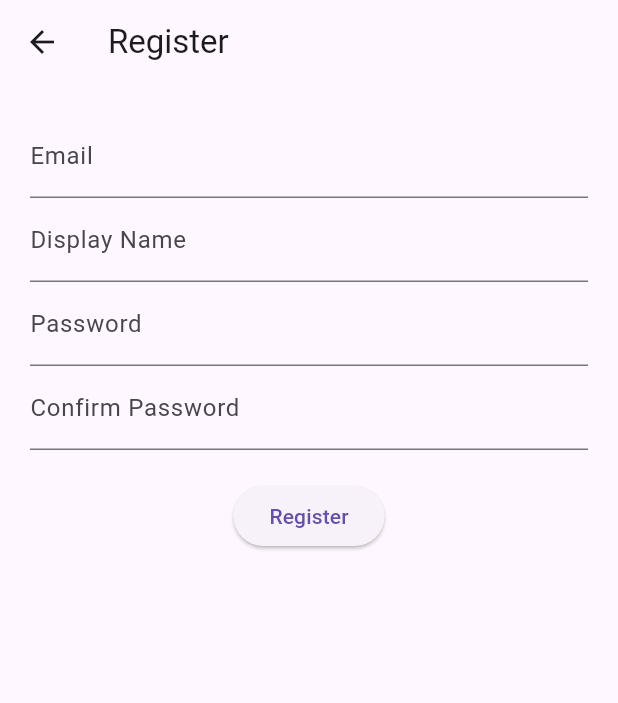
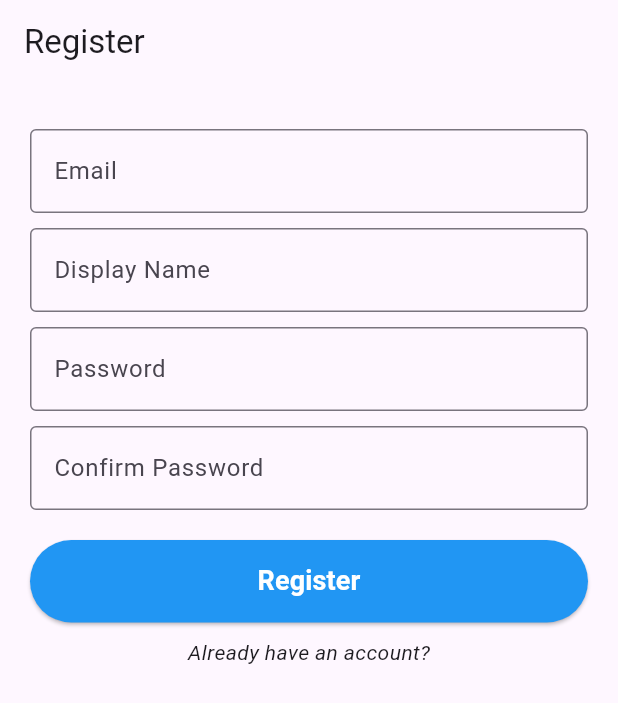
Before and after one commit to GaryXian/Flutter-Real-time-Messaging-and-Video-calls-Application, a Flutter app: the RegisterScreen screen opened directly, on a phone screen of 412 x 824 dp. Shown: the top 703 px of the screen. Run offline on Flutter 3.47's test engine with Material 3 defaults, Android fonts, the light colour scheme and no system bars; our stand-ins replace cloud_firestore, file_picker, firebase_auth, firebase_core, firebase_storage, image_picker; missing offline and left inert: mime_type; accounts and stored records are empty.

Commit message:
more ui editing

```diff
--- a/lib/authentication_screens/register_screen.dart
+++ b/lib/authentication_screens/register_screen.dart
@@ -125,16 +125,24 @@ class _RegisterScreenState extends State<RegisterScreen> {
   @override
   Widget build(BuildContext context) {
     return Scaffold(
-      appBar: AppBar(title: const Text("Register")),
-      body: Padding(
+      appBar: AppBar(
+        title: const Text("Register"),
+        automaticallyImplyLeading: false,
+      ),
+      body: SingleChildScrollView(
         padding: const EdgeInsets.all(20),
         child: Form(
           key: _formKey,
           child: Column(
             children: [
+              SizedBox(height: 10,),
               TextFormField(
                 controller: emailController,
-                decoration: const InputDecoration(labelText: "Email"),
+                decoration: const InputDecoration(
+                  border: OutlineInputBorder(),
+                  labelText: "Email",
+                  hintText: 'Enter your email',
+                ),
                 keyboardType: TextInputType.emailAddress,
                 validator: (value) {
                   if (value == null || value.isEmpty) {
@@ -146,9 +154,14 @@ class _RegisterScreenState extends State<RegisterScreen> {
                   return null;
                 },
               ),
+              const SizedBox(height: 10,),
               TextFormField(
                 controller: displayNameController,
-                decoration: const InputDecoration(labelText: "Display Name"),
+                decoration: const InputDecoration(
+                  border: OutlineInputBorder(),
+                  labelText: "Display Name",
+                  hintText: 'Enter a display name'
+                ),
                 validator: (value) {
                   if (value == null || value.isEmpty) {
                     return 'Please enter a display name';
@@ -159,9 +172,14 @@ class _RegisterScreenState extends State<RegisterScreen> {
                   return null;
                 },
               ),
+              const SizedBox(height: 10,),
               TextFormField(
                 controller: passwordController,
-                decoration: const InputDecoration(labelText: "Password"),
+                decoration: const InputDecoration(
+                  border: OutlineInputBorder(),
+                  labelText: "Password",
+                  hintText: 'Enter a password'
+                ),
                 obscureText: true,
                 validator: (value) {
                   if (value == null || value.isEmpty) {
@@ -173,9 +191,14 @@ class _RegisterScreenState extends State<RegisterScreen> {
                   return null;
                 },
               ),
+              const SizedBox(height: 10,),
               TextFormField(
                 controller: confirmPasswordController,
-                decoration: const InputDecoration(labelText: "Confirm Password"),
+                decoration: const InputDecoration(
+                  border: OutlineInputBorder(),
+                  labelText: "Confirm Password",
+                  hintText: 'Enter your password'
+                ),
                 obscureText: true,
                 validator: (value) {
                   if (value != passwordController.text) {
@@ -189,8 +212,31 @@ class _RegisterScreenState extends State<RegisterScreen> {
                 onPressed: _isRegistering ? null : _registerUser,
                 child: _isRegistering
                     ? const CircularProgressIndicator()
-                    : const Text("Register"),
+                    : const Text(
+                      "Register",
+                      style: TextStyle(
+                        color: Colors.white,
+                        fontSize: 18,
+                        fontWeight: FontWeight.bold
+                ),
+                    ),
+                style: ElevatedButton.styleFrom(
+                  minimumSize: Size.fromHeight(55),
+                  backgroundColor: Colors.blue,
+                ),
               ),
+              const SizedBox(height: 10,),
+              InkWell(
+                onTap: () {
+                  Navigator.pop(context);
+                },
+                child: const Text(
+                  'Already have an account?',
+                  style: TextStyle(
+                    fontStyle: FontStyle.italic,
+                  ),
+                ),
+              )
             ],
           ),
         ),
--- a/lib/main_screens/profile_screen.dart
+++ b/lib/main_screens/profile_screen.dart
@@ -263,8 +263,8 @@ class _ProfileScreenState extends State<ProfileScreen> {
     final confirm = await showDialog<bool>(
       context: context,
       builder: (ctx) => AlertDialog(
-        title: const Text("Logout"),
-        content: const Text("Are you sure you want to logout?"),
+        title: const Text("Log out"),
+        content: const Text("Are you sure you want to log out?"),
         actions: [
           TextButton(
             onPressed: () => Navigator.pop(ctx, false),
@@ -272,7 +272,7 @@ class _ProfileScreenState extends State<ProfileScreen> {
           ),
           TextButton(
             onPressed: () => Navigator.pop(ctx, true),
-            child: const Text("Logout"),
+            child: const Text("Log out"),
           ),
         ],
       ),
```
